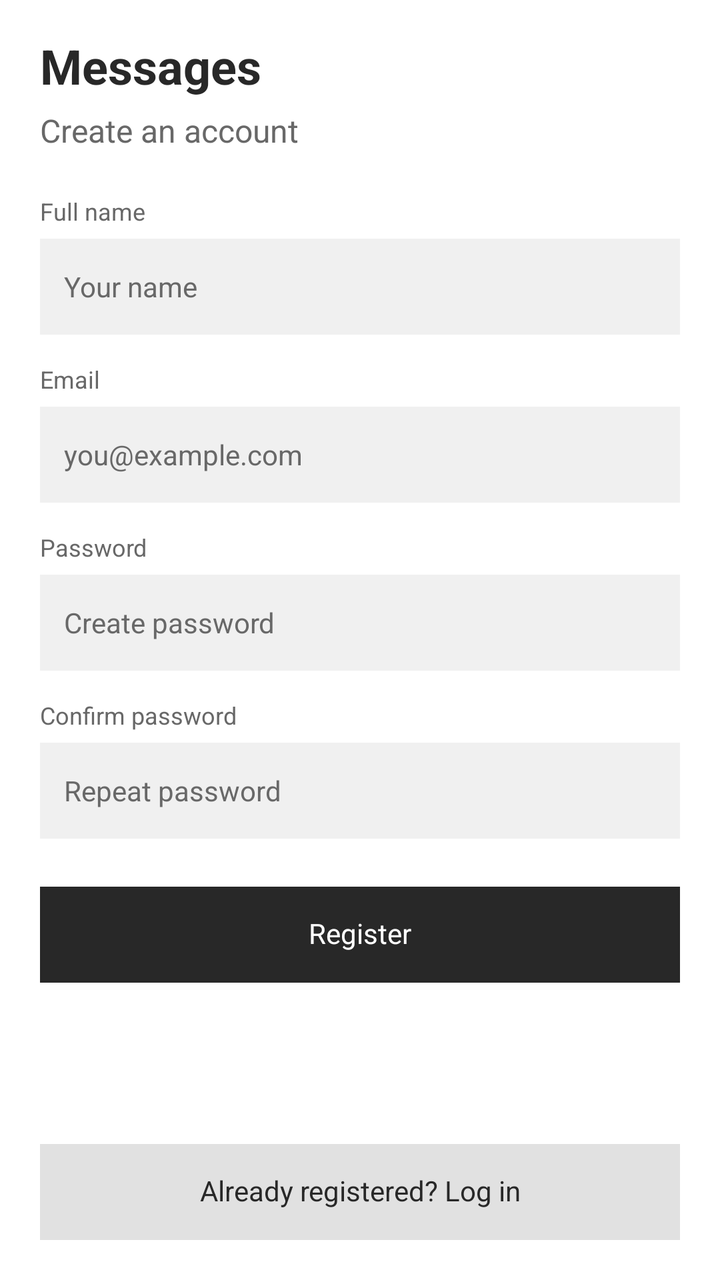
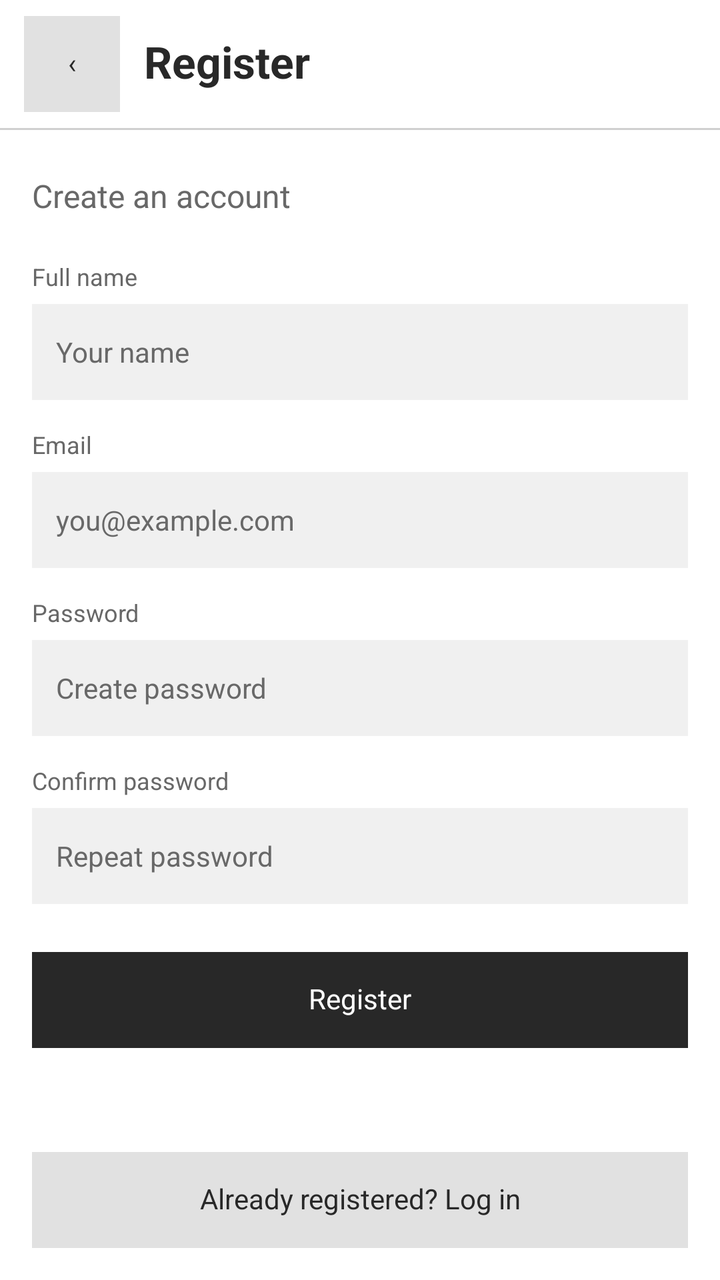

An Android layout rendered at two revisions. The XML below is the earlier revision; the diff shows what the commit changed to produce the second picture.
<!-- AndroidManifest.xml: application theme Theme.OffGrid -->
<!-- res/layout/screen_register.xml -->
<?xml version="1.0" encoding="utf-8"?>
<LinearLayout
    xmlns:android="http://schemas.android.com/apk/res/android"
    xmlns:tools="http://schemas.android.com/tools"
    android:layout_width="match_parent"
    android:layout_height="match_parent"
    android:id="@+id/register_screen"
    android:orientation="vertical"
    android:background="#FFFFFF"
    android:layoutDirection="ltr"
    tools:layout_width="360dp"
    tools:layout_height="720dp"
    tools:ignore="HardcodedText">
    <ScrollView
        android:layout_width="match_parent"
        android:layout_height="0dp"
        android:layout_weight="1"
        android:fillViewport="true"
        android:scrollbars="none">
        <LinearLayout
            android:layout_width="match_parent"
            android:layout_height="wrap_content"
            android:id="@+id/register_content"
            android:orientation="vertical"
            android:padding="20dp"
            android:paddingTop="24dp">
            <TextView
                android:layout_width="match_parent"
                android:layout_height="wrap_content"
                android:text="Messages"
                android:textSize="24sp"
                android:textColor="#282828"
                android:fontFamily="sans-serif"
                android:textStyle="bold"
                android:includeFontPadding="false" />
            <TextView
                android:layout_width="match_parent"
                android:layout_height="wrap_content"
                android:text="Create an account"
                android:textSize="16sp"
                android:textColor="#686868"
                android:fontFamily="sans-serif"
                android:textStyle="normal"
                android:includeFontPadding="false"
                android:layout_marginTop="8dp" />
            <LinearLayout
                android:layout_width="match_parent"
                android:layout_height="wrap_content"
                android:orientation="vertical"
                android:layout_marginTop="24dp">
                <TextView
                    android:layout_width="match_parent"
                    android:layout_height="wrap_content"
                    android:text="Full name"
                    android:textSize="12sp"
                    android:textColor="#686868"
                    android:fontFamily="sans-serif"
                    android:textStyle="normal"
                    android:includeFontPadding="false"
                    android:labelFor="@id/register_name" />
                <android.widget.EditText
                    android:layout_width="match_parent"
                    android:layout_height="48dp"
                    android:id="@+id/register_name"
                    android:hint="Your name"
                    android:inputType="textPersonName"
                    android:textSize="14sp"
                    android:textColor="#282828"
                    android:textColorHint="#686868"
                    android:background="#F0F0F0"
                    android:backgroundTint="#F0F0F0"
                    android:fontFamily="sans-serif"
                    android:paddingStart="12dp"
                    android:paddingEnd="12dp"
                    android:paddingTop="8dp"
                    android:paddingBottom="8dp"
                    android:gravity="center_vertical"
                    android:singleLine="true"
                    android:minWidth="0dp"
                    android:minHeight="0dp"
                    android:focusable="false"
                    android:focusableInTouchMode="false"
                    android:clickable="false"
                    android:longClickable="false"
                    android:cursorVisible="false"
                    android:importantForAutofill="no"
                    android:saveEnabled="false"
                    android:layout_marginTop="6dp" />
            </LinearLayout>
            <LinearLayout
                android:layout_width="match_parent"
                android:layout_height="wrap_content"
                android:orientation="vertical"
                android:layout_marginTop="16dp">
                <TextView
                    android:layout_width="match_parent"
                    android:layout_height="wrap_content"
                    android:text="Email"
                    android:textSize="12sp"
                    android:textColor="#686868"
                    android:fontFamily="sans-serif"
                    android:textStyle="normal"
                    android:includeFontPadding="false"
                    android:labelFor="@id/register_email" />
                <android.widget.EditText
                    android:layout_width="match_parent"
                    android:layout_height="48dp"
                    android:id="@+id/register_email"
                    android:hint="you@example.com"
                    android:inputType="textEmailAddress"
                    android:textSize="14sp"
                    android:textColor="#282828"
                    android:textColorHint="#686868"
                    android:background="#F0F0F0"
                    android:backgroundTint="#F0F0F0"
                    android:fontFamily="sans-serif"
                    android:paddingStart="12dp"
                    android:paddingEnd="12dp"
                    android:paddingTop="8dp"
                    android:paddingBottom="8dp"
                    android:gravity="center_vertical"
                    android:singleLine="true"
                    android:minWidth="0dp"
                    android:minHeight="0dp"
                    android:focusable="false"
                    android:focusableInTouchMode="false"
                    android:clickable="false"
                    android:longClickable="false"
                    android:cursorVisible="false"
                    android:importantForAutofill="no"
                    android:saveEnabled="false"
                    android:layout_marginTop="6dp" />
            </LinearLayout>
            <LinearLayout
                android:layout_width="match_parent"
                android:layout_height="wrap_content"
                android:orientation="vertical"
                android:layout_marginTop="16dp">
                <TextView
                    android:layout_width="match_parent"
                    android:layout_height="wrap_content"
                    android:text="Password"
                    android:textSize="12sp"
                    android:textColor="#686868"
                    android:fontFamily="sans-serif"
                    android:textStyle="normal"
                    android:includeFontPadding="false"
                    android:labelFor="@id/register_password" />
                <android.widget.EditText
                    android:layout_width="match_parent"
                    android:layout_height="48dp"
                    android:id="@+id/register_password"
                    android:hint="Create password"
                    android:inputType="textPassword"
                    android:textSize="14sp"
                    android:textColor="#282828"
                    android:textColorHint="#686868"
                    android:background="#F0F0F0"
                    android:backgroundTint="#F0F0F0"
                    android:fontFamily="sans-serif"
                    android:paddingStart="12dp"
                    android:paddingEnd="12dp"
                    android:paddingTop="8dp"
                    android:paddingBottom="8dp"
                    android:gravity="center_vertical"
                    android:singleLine="true"
                    android:minWidth="0dp"
                    android:minHeight="0dp"
                    android:focusable="false"
                    android:focusableInTouchMode="false"
                    android:clickable="false"
                    android:longClickable="false"
                    android:cursorVisible="false"
                    android:importantForAutofill="no"
                    android:saveEnabled="false"
                    android:layout_marginTop="6dp" />
            </LinearLayout>
            <LinearLayout
                android:layout_width="match_parent"
                android:layout_height="wrap_content"
                android:orientation="vertical"
                android:layout_marginTop="16dp">
                <TextView
                    android:layout_width="match_parent"
                    android:layout_height="wrap_content"
                    android:text="Confirm password"
                    android:textSize="12sp"
                    android:textColor="#686868"
                    android:fontFamily="sans-serif"
                    android:textStyle="normal"
                    android:includeFontPadding="false"
                    android:labelFor="@id/register_confirm_password" />
                <android.widget.EditText
                    android:layout_width="match_parent"
                    android:layout_height="48dp"
                    android:id="@+id/register_confirm_password"
                    android:hint="Repeat password"
                    android:inputType="textPassword"
                    android:textSize="14sp"
                    android:textColor="#282828"
                    android:textColorHint="#686868"
                    android:background="#F0F0F0"
                    android:backgroundTint="#F0F0F0"
                    android:fontFamily="sans-serif"
                    android:paddingStart="12dp"
                    android:paddingEnd="12dp"
                    android:paddingTop="8dp"
                    android:paddingBottom="8dp"
                    android:gravity="center_vertical"
                    android:singleLine="true"
                    android:minWidth="0dp"
                    android:minHeight="0dp"
                    android:focusable="false"
                    android:focusableInTouchMode="false"
                    android:clickable="false"
                    android:longClickable="false"
                    android:cursorVisible="false"
                    android:importantForAutofill="no"
                    android:saveEnabled="false"
                    android:layout_marginTop="6dp" />
            </LinearLayout>
            <android.widget.Button
                android:layout_width="match_parent"
                android:layout_height="48dp"
                android:id="@+id/register_submit"
                android:text="Register"
                android:textSize="14sp"
                android:textColor="#FFFFFF"
                android:background="#282828"
                android:backgroundTint="#282828"
                android:fontFamily="sans-serif"
                android:textAllCaps="false"
                android:textStyle="normal"
                android:gravity="center"
                android:minWidth="0dp"
                android:minHeight="0dp"
                android:padding="8dp"
                android:elevation="0dp"
                android:stateListAnimator="@null"
                android:includeFontPadding="false"
                android:clickable="false"
                android:focusable="false"
                android:layout_marginTop="24dp" />
            <View
                android:layout_width="match_parent"
                android:layout_height="0dp"
                android:layout_weight="1" />
            <android.widget.Button
                android:layout_width="match_parent"
                android:layout_height="48dp"
                android:id="@+id/register_open_login"
                android:text="Already registered? Log in"
                android:textSize="14sp"
                android:textColor="#282828"
                android:background="#E1E1E1"
                android:backgroundTint="#E1E1E1"
                android:fontFamily="sans-serif"
                android:textAllCaps="false"
                android:textStyle="normal"
                android:gravity="center"
                android:minWidth="0dp"
                android:minHeight="0dp"
                android:padding="8dp"
                android:elevation="0dp"
                android:stateListAnimator="@null"
                android:includeFontPadding="false"
                android:clickable="false"
                android:focusable="false"
                android:layout_marginTop="12dp" />
        </LinearLayout>
    </ScrollView>
</LinearLayout>
<!-- resources referenced by this layout -->
<resources>
  <style name="Theme.OffGrid" parent="Base.Theme.OffGrid" />
  <style name="Base.Theme.OffGrid" parent="Theme.Material3.Light.NoActionBar">
          <item name="android:fontFamily">sans-serif</item>
          <item name="android:windowBackground">@color/offgrid_background</item>
          <item name="colorSurface">@color/offgrid_background</item>
          <item name="colorOnSurface">@color/offgrid_text</item>
          <item name="colorOnSurfaceVariant">@color/offgrid_text_secondary</item>
          <item name="colorPrimary">@color/offgrid_text</item>
          <item name="colorOnPrimary">@color/offgrid_background</item>
          <item name="android:colorAccent">@color/offgrid_text</item>
          <item name="android:windowLightStatusBar">true</item>
          <item name="android:windowLightNavigationBar">true</item>
      </style>
  <color name="offgrid_background">#FFFFFF</color>
  <color name="offgrid_text">#282828</color>
  <color name="offgrid_text_secondary">#686868</color>
</resources>

<!-- the commit's change to res/layout/screen_register.xml (unified diff, before → after) -->
@@ -6,11 +6,37 @@
     android:layout_height="match_parent"
     android:id="@+id/register_screen"
     android:orientation="vertical"
-    android:background="#FFFFFF"
+    android:background="@color/offgrid_background"
     android:layoutDirection="ltr"
     tools:layout_width="360dp"
     tools:layout_height="720dp"
     tools:ignore="HardcodedText">
+    <LinearLayout
+        android:layout_width="match_parent"
+        android:layout_height="64dp"
+        android:orientation="horizontal"
+        android:gravity="center_vertical"
+        android:paddingStart="12dp"
+        android:paddingEnd="16dp">
+        <android.widget.Button
+            android:id="@+id/register_back"
+            style="@style/Widget.OffGrid.ActionButton"
+            android:layout_width="48dp"
+            android:layout_height="48dp"
+            android:layout_marginEnd="12dp"
+            android:text="‹"
+            android:contentDescription="@string/back_settings" />
+        <TextView
+            style="@style/Widget.OffGrid.ScreenTitle"
+            android:layout_width="0dp"
+            android:layout_height="wrap_content"
+            android:layout_weight="1"
+            android:text="@string/register_title" />
+    </LinearLayout>
+    <View
+        android:layout_width="match_parent"
+        android:layout_height="1dp"
+        android:background="@color/offgrid_divider" />
     <ScrollView
         android:layout_width="match_parent"
         android:layout_height="0dp"
@@ -21,24 +47,16 @@
             android:layout_width="match_parent"
             android:layout_height="wrap_content"
             android:id="@+id/register_content"
+            android:focusableInTouchMode="true"
             android:orientation="vertical"
-            android:padding="20dp"
+            android:padding="16dp"
             android:paddingTop="24dp">
             <TextView
                 android:layout_width="match_parent"
                 android:layout_height="wrap_content"
-                android:text="Messages"
-                android:textSize="24sp"
-                android:textColor="#282828"
-                android:fontFamily="sans-serif"
-                android:textStyle="bold"
-                android:includeFontPadding="false" />
-            <TextView
-                android:layout_width="match_parent"
-                android:layout_height="wrap_content"
                 android:text="Create an account"
                 android:textSize="16sp"
-                android:textColor="#686868"
+                android:textColor="@color/offgrid_text_secondary"
                 android:fontFamily="sans-serif"
                 android:textStyle="normal"
                 android:includeFontPadding="false"
@@ -53,7 +71,7 @@
                     android:layout_height="wrap_content"
                     android:text="Full name"
                     android:textSize="12sp"
-                    android:textColor="#686868"
+                    android:textColor="@color/offgrid_text_secondary"
                     android:fontFamily="sans-serif"
                     android:textStyle="normal"
                     android:includeFontPadding="false"
@@ -65,26 +83,28 @@
                     android:hint="Your name"
                     android:inputType="textPersonName"
                     android:textSize="14sp"
-                    android:textColor="#282828"
-                    android:textColorHint="#686868"
-                    android:background="#F0F0F0"
-                    android:backgroundTint="#F0F0F0"
-                    android:fontFamily="sans-serif"
-                    android:paddingStart="12dp"
-                    android:paddingEnd="12dp"
-                    android:paddingTop="8dp"
-                    android:paddingBottom="8dp"
-                    android:gravity="center_vertical"
-                    android:singleLine="true"
-                    android:minWidth="0dp"
-                    android:minHeight="0dp"
-                    android:focusable="false"
-                    android:focusableInTouchMode="false"
-                    android:clickable="false"
-                    android:longClickable="false"
-                    android:cursorVisible="false"
-                    android:importantForAutofill="no"
-                    android:saveEnabled="false"
+                    android:textColor="@color/offgrid_text"
+                    android:textColorHint="@color/offgrid_text_secondary"
+                    android:background="@color/offgrid_field"
+                    android:backgroundTint="@color/offgrid_field"
+                    android:fontFamily="sans-serif"
+                    android:paddingStart="12dp"
+                    android:paddingEnd="12dp"
+                    android:paddingTop="8dp"
+                    android:paddingBottom="8dp"
+                    android:gravity="center_vertical"
+                    android:singleLine="true"
+                    android:imeOptions="actionNext"
+                    android:minWidth="0dp"
+                    android:minHeight="0dp"
+                    android:focusable="true"
+                    android:focusableInTouchMode="true"
+                    android:clickable="true"
+                    android:longClickable="true"
+                    android:cursorVisible="true"
+                    android:importantForAutofill="auto"
+                    android:autofillHints="name"
+                    android:saveEnabled="true"
                     android:layout_marginTop="6dp" />
             </LinearLayout>
             <LinearLayout
@@ -97,7 +117,7 @@
                     android:layout_height="wrap_content"
                     android:text="Email"
                     android:textSize="12sp"
-                    android:textColor="#686868"
+                    android:textColor="@color/offgrid_text_secondary"
                     android:fontFamily="sans-serif"
                     android:textStyle="normal"
                     android:includeFontPadding="false"
@@ -109,26 +129,28 @@
                     android:hint="you@example.com"
                     android:inputType="textEmailAddress"
                     android:textSize="14sp"
-                    android:textColor="#282828"
-                    android:textColorHint="#686868"
-                    android:background="#F0F0F0"
-                    android:backgroundTint="#F0F0F0"
-                    android:fontFamily="sans-serif"
-                    android:paddingStart="12dp"
-                    android:paddingEnd="12dp"
-                    android:paddingTop="8dp"
-                    android:paddingBottom="8dp"
-                    android:gravity="center_vertical"
-                    android:singleLine="true"
-                    android:minWidth="0dp"
-                    android:minHeight="0dp"
-                    android:focusable="false"
-                    android:focusableInTouchMode="false"
-                    android:clickable="false"
-                    android:longClickable="false"
-                    android:cursorVisible="false"
-                    android:importantForAutofill="no"
-                    android:saveEnabled="false"
+                    android:textColor="@color/offgrid_text"
+                    android:textColorHint="@color/offgrid_text_secondary"
+                    android:background="@color/offgrid_field"
+                    android:backgroundTint="@color/offgrid_field"
+                    android:fontFamily="sans-serif"
+                    android:paddingStart="12dp"
+                    android:paddingEnd="12dp"
+                    android:paddingTop="8dp"
+                    android:paddingBottom="8dp"
+                    android:gravity="center_vertical"
+                    android:singleLine="true"
+                    android:imeOptions="actionNext"
+                    android:minWidth="0dp"
+                    android:minHeight="0dp"
+                    android:focusable="true"
+                    android:focusableInTouchMode="true"
+                    android:clickable="true"
+                    android:longClickable="true"
+                    android:cursorVisible="true"
+                    android:importantForAutofill="auto"
+                    android:autofillHints="newUsername"
+                    android:saveEnabled="true"
                     android:layout_marginTop="6dp" />
             </LinearLayout>
             <LinearLayout
@@ -141,7 +163,7 @@
                     android:layout_height="wrap_content"
                     android:text="Password"
                     android:textSize="12sp"
-                    android:textColor="#686868"
+                    android:textColor="@color/offgrid_text_secondary"
                     android:fontFamily="sans-serif"
                     android:textStyle="normal"
                     android:includeFontPadding="false"
@@ -153,25 +175,27 @@
                     android:hint="Create password"
                     android:inputType="textPassword"
                     android:textSize="14sp"
-                    android:textColor="#282828"
-                    android:textColorHint="#686868"
-                    android:background="#F0F0F0"
-                    android:backgroundTint="#F0F0F0"
-                    android:fontFamily="sans-serif"
-                    android:paddingStart="12dp"
-                    android:paddingEnd="12dp"
-                    android:paddingTop="8dp"
-                    android:paddingBottom="8dp"
-                    android:gravity="center_vertical"
-                    android:singleLine="true"
-                    android:minWidth="0dp"
-                    android:minHeight="0dp"
-                    android:focusable="false"
-                    android:focusableInTouchMode="false"
-                    android:clickable="false"
-                    android:longClickable="false"
-                    android:cursorVisible="false"
-                    android:importantForAutofill="no"
+                    android:textColor="@color/offgrid_text"
+                    android:textColorHint="@color/offgrid_text_secondary"
+                    android:background="@color/offgrid_field"
+                    android:backgroundTint="@color/offgrid_field"
+                    android:fontFamily="sans-serif"
+                    android:paddingStart="12dp"
+                    android:paddingEnd="12dp"
+                    android:paddingTop="8dp"
+                    android:paddingBottom="8dp"
+                    android:gravity="center_vertical"
+                    android:singleLine="true"
+                    android:imeOptions="actionNext"
+                    android:minWidth="0dp"
+                    android:minHeight="0dp"
+                    android:focusable="true"
+                    android:focusableInTouchMode="true"
+                    android:clickable="true"
+                    android:longClickable="true"
+                    android:cursorVisible="true"
+                    android:importantForAutofill="auto"
+                    android:autofillHints="newPassword"
                     android:saveEnabled="false"
                     android:layout_marginTop="6dp" />
             </LinearLayout>
@@ -185,7 +209,7 @@
                     android:layout_height="wrap_content"
                     android:text="Confirm password"
                     android:textSize="12sp"
-                    android:textColor="#686868"
+                    android:textColor="@color/offgrid_text_secondary"
                     android:fontFamily="sans-serif"
                     android:textStyle="normal"
                     android:includeFontPadding="false"
@@ -197,25 +221,27 @@
                     android:hint="Repeat password"
                     android:inputType="textPassword"
                     android:textSize="14sp"
-                    android:textColor="#282828"
-                    android:textColorHint="#686868"
-                    android:background="#F0F0F0"
-                    android:backgroundTint="#F0F0F0"
-                    android:fontFamily="sans-serif"
-                    android:paddingStart="12dp"
-                    android:paddingEnd="12dp"
-                    android:paddingTop="8dp"
-                    android:paddingBottom="8dp"
-                    android:gravity="center_vertical"
-                    android:singleLine="true"
-                    android:minWidth="0dp"
-                    android:minHeight="0dp"
-                    android:focusable="false"
-                    android:focusableInTouchMode="false"
-                    android:clickable="false"
-                    android:longClickable="false"
-                    android:cursorVisible="false"
-                    android:importantForAutofill="no"
+                    android:textColor="@color/offgrid_text"
+                    android:textColorHint="@color/offgrid_text_secondary"
+                    android:background="@color/offgrid_field"
+                    android:backgroundTint="@color/offgrid_field"
+                    android:fontFamily="sans-serif"
+                    android:paddingStart="12dp"
+                    android:paddingEnd="12dp"
+                    android:paddingTop="8dp"
+                    android:paddingBottom="8dp"
+                    android:gravity="center_vertical"
+                    android:singleLine="true"
+                    android:imeOptions="actionDone"
+                    android:minWidth="0dp"
+                    android:minHeight="0dp"
+                    android:focusable="true"
+                    android:focusableInTouchMode="true"
+                    android:clickable="true"
+                    android:longClickable="true"
+                    android:cursorVisible="true"
+                    android:importantForAutofill="auto"
+                    android:autofillHints="newPassword"
                     android:saveEnabled="false"
                     android:layout_marginTop="6dp" />
             </LinearLayout>
@@ -225,9 +251,9 @@
                 android:id="@+id/register_submit"
                 android:text="Register"
                 android:textSize="14sp"
-                android:textColor="#FFFFFF"
-                android:background="#282828"
-                android:backgroundTint="#282828"
+                android:textColor="@color/offgrid_background"
+                android:background="@color/offgrid_text"
+                android:backgroundTint="@color/offgrid_text"
                 android:fontFamily="sans-serif"
                 android:textAllCaps="false"
                 android:textStyle="normal"
@@ -238,8 +264,8 @@
                 android:elevation="0dp"
                 android:stateListAnimator="@null"
                 android:includeFontPadding="false"
-                android:clickable="false"
-                android:focusable="false"
+                android:clickable="true"
+                android:focusable="true"
                 android:layout_marginTop="24dp" />
             <View
                 android:layout_width="match_parent"
@@ -251,9 +277,9 @@
                 android:id="@+id/register_open_login"
                 android:text="Already registered? Log in"
                 android:textSize="14sp"
-                android:textColor="#282828"
-                android:background="#E1E1E1"
-                android:backgroundTint="#E1E1E1"
+                android:textColor="@color/offgrid_text"
+                android:background="@color/offgrid_button"
+                android:backgroundTint="@color/offgrid_button"
                 android:fontFamily="sans-serif"
                 android:textAllCaps="false"
                 android:textStyle="normal"
@@ -264,8 +290,8 @@
                 android:elevation="0dp"
                 android:stateListAnimator="@null"
                 android:includeFontPadding="false"
-                android:clickable="false"
-                android:focusable="false"
+                android:clickable="true"
+                android:focusable="true"
                 android:layout_marginTop="12dp" />
         </LinearLayout>
     </ScrollView>
<!-- resource entries referenced after the edit -->
@@ -14,7 +14,40 @@
           <item name="android:windowLightNavigationBar">true</item>
       </style>
   <color name="offgrid_background">#FFFFFF</color>
+  <color name="offgrid_button">#E1E1E1</color>
+  <color name="offgrid_divider">#D0D0D0</color>
+  <color name="offgrid_field">#F0F0F0</color>
   <color name="offgrid_text">#282828</color>
   <color name="offgrid_text_secondary">#686868</color>
+  <string name="back_settings">Back to Settings</string>
+  <string name="register_title">Register</string>
+  <style name="Widget.OffGrid.ActionButton" parent="@android:style/Widget.Button">
+          <item name="android:layout_width">match_parent</item>
+          <item name="android:layout_height">48dp</item>
+          <item name="android:background">@color/offgrid_button</item>
+          <item name="android:backgroundTint">@color/offgrid_button</item>
+          <item name="android:textColor">@color/offgrid_text</item>
+          <item name="android:textSize">14sp</item>
+          <item name="android:fontFamily">sans-serif</item>
+          <item name="android:textAllCaps">false</item>
+          <item name="android:textStyle">normal</item>
+          <item name="android:gravity">center</item>
+          <item name="android:minWidth">0dp</item>
+          <item name="android:minHeight">0dp</item>
+          <item name="android:padding">8dp</item>
+          <item name="android:elevation">0dp</item>
+          <item name="android:stateListAnimator">@null</item>
+          <item name="android:includeFontPadding">false</item>
+          <item name="android:clickable">true</item>
+          <item name="android:focusable">true</item>
+      </style>
+  <style name="Widget.OffGrid.ScreenTitle" parent="">
+          <item name="android:textSize">22sp</item>
+          <item name="android:textStyle">bold</item>
+          <item name="android:fontFamily">sans-serif</item>
+          <item name="android:textColor">@color/offgrid_text</item>
+          <item name="android:includeFontPadding">false</item>
+          <item name="android:accessibilityHeading">true</item>
+      </style>
 </resources>
 
